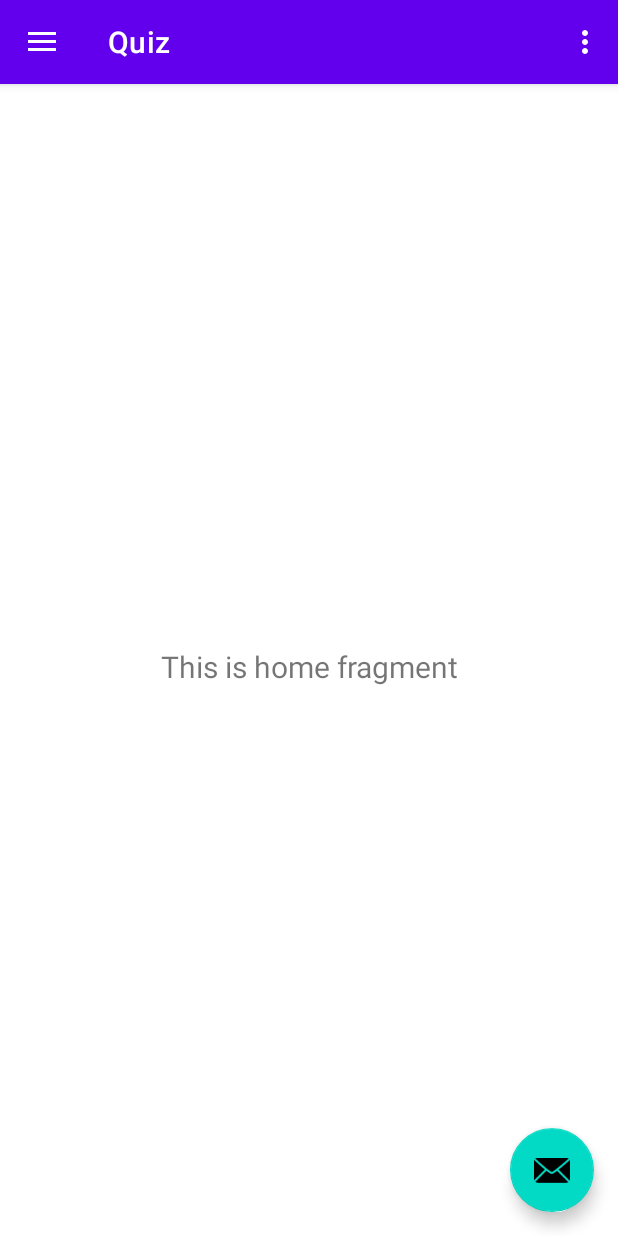
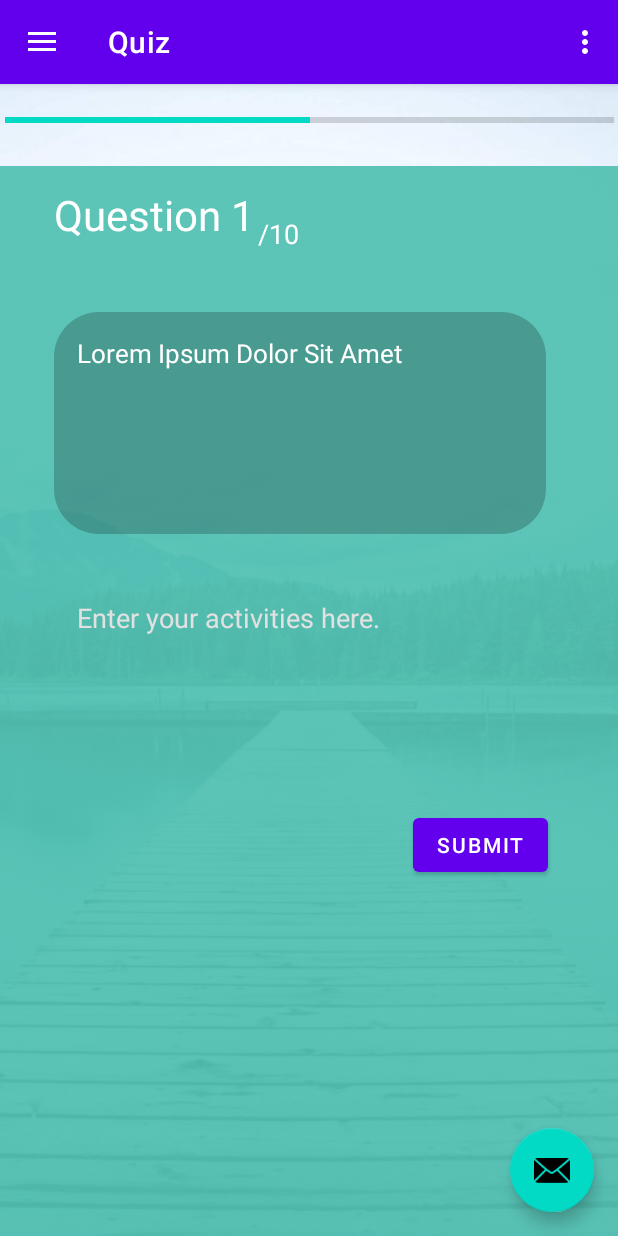
Before and after one commit to pranavbommi/nwHacks2021_VER2, an Android app: the screen it shows after launch (MainActivity), on a phone screen of 412 x 824 dp. Run offline under Robolectric (Android 15) with nearby library versions, the phone set to English and light mode, and no system bars; our stand-ins replace navigation-ui.

Commit message:
UI changes to quiz fragment_quiz.xml

```diff
--- a/app/src/main/java/com/example/nwhacks2021_ver2/ui/quiz/HomeFragment.java
+++ b/app/src/main/java/com/example/nwhacks2021_ver2/ui/quiz/HomeFragment.java
@@ -23,11 +23,11 @@ public class HomeFragment extends Fragment {
         homeViewModel =
                 new ViewModelProvider(this).get(HomeViewModel.class);
         View root = inflater.inflate(R.layout.fragment_quiz, container, false);
-        final TextView textView = root.findViewById(R.id.text_home);
+        //final TextView textView = root.findViewById(R.id.text_home);
         homeViewModel.getText().observe(getViewLifecycleOwner(), new Observer<String>() {
             @Override
             public void onChanged(@Nullable String s) {
-                textView.setText(s);
+                //textView.setText(s);
             }
         });
         return root;
--- /dev/null
+++ b/app/src/main/res/drawable/quizbackground.xml
@@ -0,0 +1,6 @@
+<?xml version="1.0" encoding="utf-8"?>
+<selector xmlns:android="http://schemas.android.com/apk/res/android">
+<background>
+
+</background>
+</selector>
--- /dev/null
+++ b/app/src/main/res/drawable/rndcorner.xml
@@ -0,0 +1,11 @@
+<shape xmlns:android="http://schemas.android.com/apk/res/android">
+
+    <solid android:color="#36000000" />
+
+    <corners
+        android:radius="5dp"
+        android:topRightRadius= "30dp"
+        android:topLeftRadius="30dp"
+        android:bottomLeftRadius="30dp"
+        android:bottomRightRadius="30dp"/>
+</shape>
--- a/app/src/main/res/layout/fragment_quiz.xml
+++ b/app/src/main/res/layout/fragment_quiz.xml
@@ -4,19 +4,104 @@
     xmlns:tools="http://schemas.android.com/tools"
     android:layout_width="match_parent"
     android:layout_height="match_parent"
+    android:background="@drawable/quizbkrnd"
+    android:alpha="1"
     tools:context=".ui.quiz.HomeFragment">
 
-    <TextView
-        android:id="@+id/text_home"
-        android:layout_width="match_parent"
-        android:layout_height="wrap_content"
-        android:layout_marginStart="8dp"
+    <ImageView
+        android:id="@+id/imageView3"
+        android:layout_width="503dp"
+        android:layout_height="849dp"
+        android:alpha="0.94"
+        android:src="@drawable/teal"
+        tools:layout_editor_absoluteX="-29dp"
+        tools:layout_editor_absoluteY="-72dp" />
+
+    <ProgressBar
+        android:id="@+id/progressBar"
+        style="?android:attr/progressBarStyleHorizontal"
+        android:layout_width="406dp"
+        android:layout_height="32dp"
         android:layout_marginTop="8dp"
-        android:layout_marginEnd="8dp"
-        android:textAlignment="center"
-        android:textSize="20sp"
-        app:layout_constraintBottom_toBottomOf="parent"
+        android:background="#00FFFFFF"
+        android:max="10"
+        android:progress="5"
         app:layout_constraintEnd_toEndOf="parent"
         app:layout_constraintStart_toStartOf="parent"
         app:layout_constraintTop_toTopOf="parent" />
+
+    <TextView
+        android:id="@+id/question_number"
+        android:layout_width="wrap_content"
+        android:layout_height="44dp"
+        android:layout_marginStart="36dp"
+        android:layout_marginLeft="36dp"
+        android:layout_marginTop="28dp"
+        android:text="Question 1"
+        android:textColor="#FFFFFF"
+        android:textSize="28sp"
+        app:layout_constraintStart_toStartOf="parent"
+        app:layout_constraintTop_toBottomOf="@+id/progressBar" />
+
+    <TextView
+        android:id="@+id/out_of_ten_text"
+        android:layout_width="wrap_content"
+        android:layout_height="wrap_content"
+        android:layout_marginStart="2dp"
+        android:layout_marginLeft="2dp"
+        android:text="/10"
+        android:textColor="#FFFFFF"
+        android:textSize="18sp"
+        app:layout_constraintBottom_toBottomOf="@+id/question_number"
+        app:layout_constraintStart_toEndOf="@+id/question_number" />
+
+    <TextView
+        android:id="@+id/questionText"
+        android:layout_width="0dp"
+        android:layout_height="148dp"
+        android:layout_marginStart="36dp"
+        android:layout_marginLeft="36dp"
+        android:layout_marginTop="40dp"
+        android:layout_marginEnd="48dp"
+        android:layout_marginRight="48dp"
+        android:background="@drawable/rndcorner"
+        android:padding="15dp"
+        android:text="Lorem Ipsum Dolor Sit Amet"
+        android:textColor="#FFFFFF"
+        android:textSize="17sp"
+        app:layout_constraintEnd_toEndOf="parent"
+        app:layout_constraintHorizontal_bias="0.0"
+        app:layout_constraintStart_toStartOf="parent"
+        app:layout_constraintTop_toBottomOf="@+id/question_number" />
+
+    <EditText
+        android:id="@+id/activitiesTextInput"
+        android:layout_width="329dp"
+        android:layout_height="150dp"
+        android:layout_marginTop="28dp"
+        android:background="#00FFFFFF"
+        android:ems="10"
+        android:gravity="start|top"
+        android:hint="Enter your activities here."
+        android:inputType="textMultiLine"
+        android:padding="15dp"
+        android:textColor="#FFFFFF"
+        android:textColorHint="#E1E1E1"
+        app:layout_constraintEnd_toEndOf="@+id/questionText"
+        app:layout_constraintHorizontal_bias="0.0"
+        app:layout_constraintStart_toStartOf="@+id/questionText"
+        app:layout_constraintTop_toBottomOf="@+id/questionText" />
+
+    <Button
+        android:id="@+id/submitButton"
+        android:layout_width="wrap_content"
+        android:layout_height="wrap_content"
+        android:layout_marginTop="5dp"
+        android:layout_marginBottom="30dp"
+        android:text="Submit"
+        app:layout_constraintBottom_toBottomOf="parent"
+        app:layout_constraintEnd_toEndOf="@+id/activitiesTextInput"
+        app:layout_constraintTop_toBottomOf="@+id/activitiesTextInput"
+        app:layout_constraintVertical_bias="0.0" />
+
 </androidx.constraintlayout.widget.ConstraintLayout>
```
Also changed, not shown: app/src/main/res/drawable-v24/quizbkrnd.jpg (added), app/src/main/res/drawable-v24/teal.png (added).
